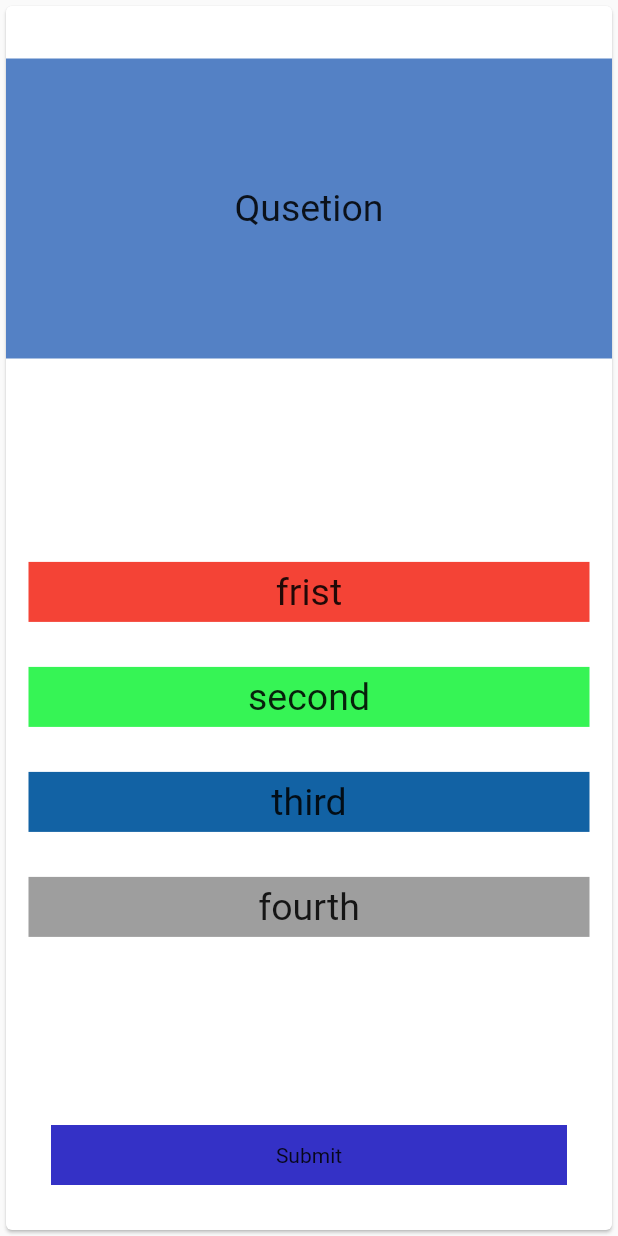
After one commit to AhmedHassanHorus/El-Moos, a Flutter app: the QuestionsPage screen opened directly, on a phone screen of 412 x 824 dp. The commit adds this screen. Run offline on Flutter 3.47's test engine with Material 2 defaults, Android fonts, the phone set to English and light mode, and no system bars; our stand-ins replace cloud_firestore, easy_localization, firebase_auth, firebase_core, google_sign_in; missing offline and left inert: flutter_login_facebook, flutter_mailer; accounts and stored records are empty.

Commit message:
Add files via upload

```diff
--- /dev/null
+++ b/lib/question_card.dart
@@ -0,0 +1,91 @@
+import 'package:flutter/material.dart';
+
+class QuestionCard extends StatelessWidget {
+  @override
+  Widget build(BuildContext context) {
+    return Card(
+                child: Column(
+                  // mainAxisAlignment: MainAxisAlignment.end,
+                  crossAxisAlignment: CrossAxisAlignment.stretch,
+                  children: [
+                    Padding(
+                      padding: const EdgeInsets.only(top: 35),
+                      child: Container(
+                        color: Color(0xff5481c5),
+                        child: Center(
+                            child: Text(
+                              "Qusetion",
+                              style: TextStyle(fontSize: 25),
+                            )),
+                        height: 200,
+                        width: 100,
+                      ),
+                    ),
+                    Spacer(flex: 3),
+                    Padding(
+                      padding: const EdgeInsets.all(15),
+                      child: Container(
+                        color: Colors.red,
+                        child: Center(
+                            child: Text(
+                              "frist",
+                              style: TextStyle(fontSize: 25),
+                            )),
+                        height: 40,
+                        width: 100,
+                      ),
+                    ),
+                    Padding(
+                      padding: const EdgeInsets.all(15),
+                      child: Container(
+                        color: Color(0xff36f455),
+                        child: Center(
+                            child: Text(
+                              "second",
+                              style: TextStyle(fontSize: 25),
+                            )),
+                        height: 40,
+                        width: 100,
+                      ),
+                    ),
+                    Padding(
+                      padding: const EdgeInsets.all(15),
+                      child: Container(
+                        color: Color(0xff1262a4),
+                        child: Center(
+                            child: Text(
+                              "third",
+                              style: TextStyle(fontSize: 25),
+                            )),
+                        height: 40,
+                        width: 100,
+                      ),
+                    ),
+                    Padding(
+                      padding: const EdgeInsets.all(15),
+                      child: Container(
+                        color: Colors.grey,
+                        child: Center(
+                            child: Text(
+                              "fourth",
+                              style: TextStyle(fontSize: 25),
+                            )),
+                        height: 40,
+                        width: 100,
+                      ),
+                    ),
+                    Spacer(flex: 2),
+                    Padding(
+                      padding: const EdgeInsets.all(30),
+                      child: Container(
+                        color: Color(0xff3431c6),
+                        child: Center(child: Text("Submit")),
+                        height: 40,
+                        width: 100,
+                      ),
+                    ),
+                  ],
+                ),
+               );
+   }
+}
--- /dev/null
+++ b/lib/questions_page.dart
@@ -0,0 +1,15 @@
+import 'package:el_moos/question_card.dart';
+import 'package:flutter/material.dart';
+class QuestionsPage extends StatefulWidget {
+  const QuestionsPage({Key? key}) : super(key: key);
+
+  @override
+  State<QuestionsPage> createState() => _QuestionsPageState();
+}
+
+class _QuestionsPageState extends State<QuestionsPage> {
+  @override
+  Widget build(BuildContext context) {
+    return Scaffold(body: QuestionCard());
+  }
+}
--- a/pubspec.yaml
+++ b/pubspec.yaml
@@ -32,6 +32,8 @@ dependencies:
   flutter:
     sdk: flutter
 
+  url_launcher: ^6.1.9
+  flutter_mailer: ^2.0.0
   firebase_auth: ^4.2.5
   firebase_core: ^2.4.1
   cloud_firestore: ^4.3.1
```
Also changed, not shown: lib/app_drawer.dart (added, +118 -0 lines), lib/home_page.dart (+109 -3 lines), lib/main.dart (+24 -4 lines), lib/news_card.dart (added, +222 -0 lines), lib/news_page.dart (added, +61 -0 lines), pubspec.lock, 7 other files.
